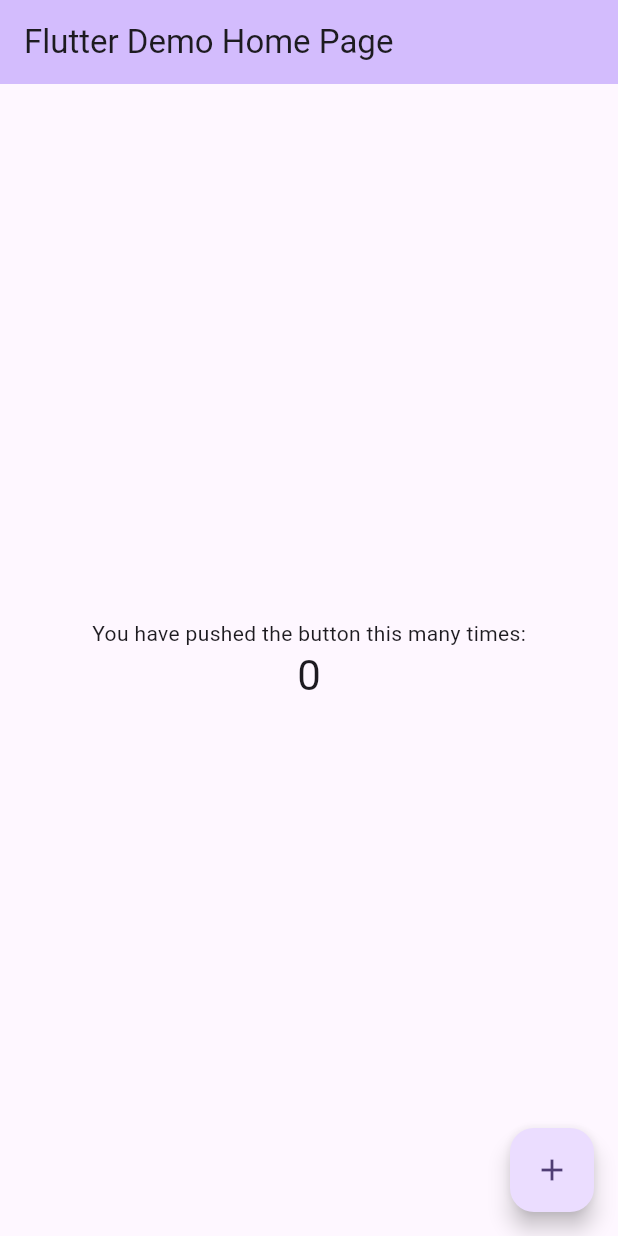
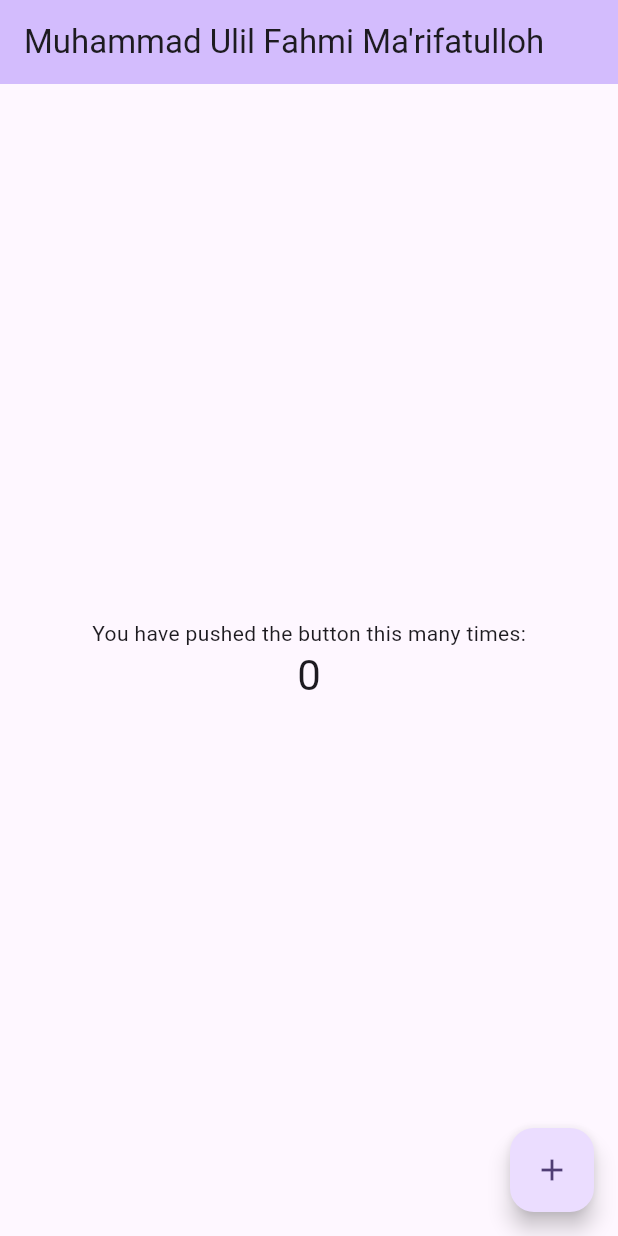
Before and after one commit to ulilFahmi12154/flutter-fundamental-part1, a Flutter app: the screen it shows after launch, on a phone screen of 412 x 824 dp. Run offline on Flutter 3.47's test engine with Material 3 defaults, Android fonts, the phone set to English and light mode, and no system bars.

Commit message:
Update main.dart_Praktikum_3

```diff
--- a/lib/main.dart
+++ b/lib/main.dart
@@ -30,7 +30,7 @@ class MyApp extends StatelessWidget {
         // tested with just a hot reload.
         colorScheme: ColorScheme.fromSeed(seedColor: Colors.deepPurple),
       ),
-      home: const MyHomePage(title: 'Flutter Demo Home Page'),
+      home: const MyHomePage(title: "Muhammad Ulil Fahmi Ma'rifatulloh"),
     );
   }
 }
```
